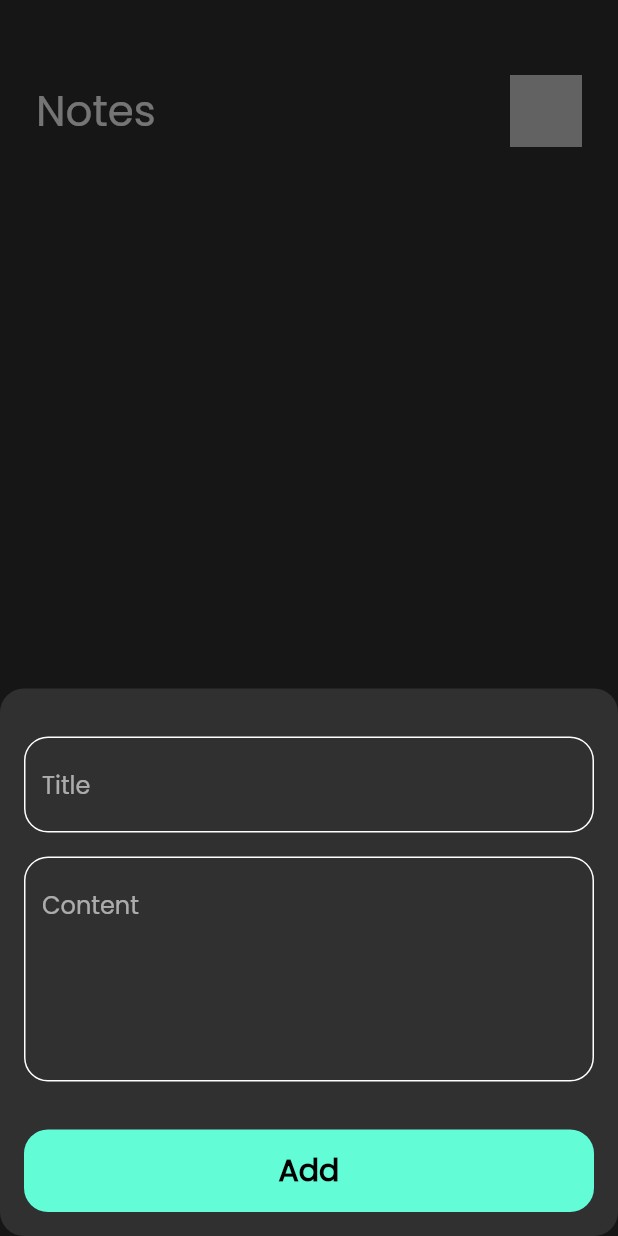
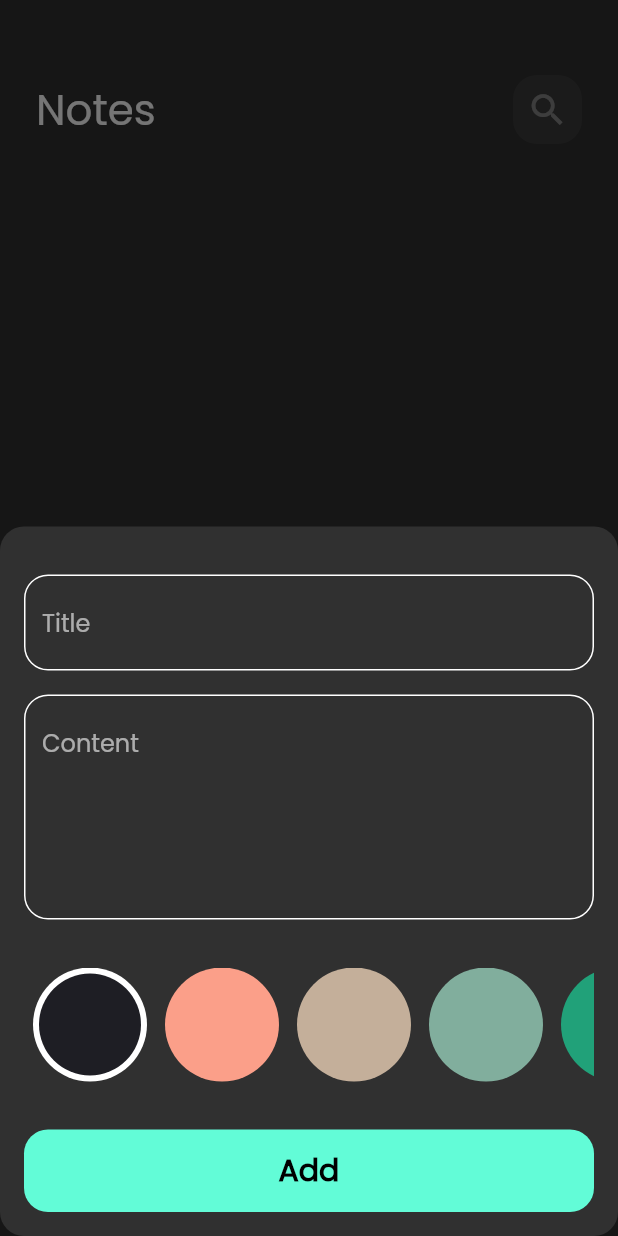
Before and after one commit to NadaAyman292/NoteApp, a Flutter app: the screen it shows after launch, after a tap on the "add" icon, on a phone screen of 412 x 824 dp. Run offline on Flutter 3.47's test engine with Material 2 defaults, Android fonts, the phone set to English and light mode, and no system bars; our stand-ins replace bloc, flutter_bloc, font_awesome_flutter, hive, hive_flutter, modal_progress_hud_nsn; accounts and stored records are empty.

Commit message:
update app

```diff
--- a/lib/constant.dart
+++ b/lib/constant.dart
@@ -2,3 +2,10 @@ import 'dart:ui';
 
 const kPrimaryColor = const Color(0xff62FCD7);
 const kNotesBox = "note_box";
+List<Color> kColors = const [
+  Color(0xff1E1E24),
+  Color(0xffFB9F89),
+  Color(0xffC4AF9A),
+  Color(0xff81AE9D),
+  Color(0xff21A179),
+];
--- a/lib/veiws/widgets/add_note_form.dart
+++ b/lib/veiws/widgets/add_note_form.dart
@@ -4,6 +4,7 @@ import 'package:notes_app/cubits/add_note_cubit/add_note_cubit.dart';
 import 'package:notes_app/models/note_model.dart';
 import 'package:intl/intl.dart';
 
+import 'color_list_view.dart';
 import 'custom_button.dart';
 import 'custom_text_feild.dart';
 
@@ -50,6 +51,10 @@ class _AddNoteFormState extends State<AddNoteForm> {
           const SizedBox(
             height: 32,
           ),
+          const ColorsListView(),
+          const SizedBox(
+            height: 32,
+          ),
           BlocBuilder<AddNoteCubit, AddNoteState>(
             builder: (context, state) {
               return CustomButton(
--- /dev/null
+++ b/lib/veiws/widgets/color_list_view.dart
@@ -0,0 +1,65 @@
+import 'package:flutter/material.dart';
+import 'package:flutter_bloc/flutter_bloc.dart';
+import 'package:notes_app/cubits/add_note_cubit/add_note_cubit.dart';
+
+import '../../constant.dart';
+
+class ColorItem extends StatelessWidget {
+  const ColorItem({super.key, required this.isActive, required this.color});
+  final bool isActive;
+  final Color color;
+
+  @override
+  Widget build(BuildContext context) {
+    return isActive
+        ? CircleAvatar(
+            backgroundColor: Colors.white,
+            radius: 38,
+            child: CircleAvatar(
+              radius: 34,
+              backgroundColor: color,
+            ),
+          )
+        : CircleAvatar(
+            radius: 38,
+            backgroundColor: color,
+          );
+  }
+}
+
+class ColorsListView extends StatefulWidget {
+  const ColorsListView({super.key});
+
+  @override
+  State<ColorsListView> createState() => _ColorsListViewState();
+}
+
+class _ColorsListViewState extends State<ColorsListView> {
+  int currentIndex = 0;
+
+  @override
+  Widget build(BuildContext context) {
+    return SizedBox(
+      height: 38 * 2,
+      child: ListView.builder(
+          scrollDirection: Axis.horizontal,
+          itemCount: kColors.length,
+          itemBuilder: (context, index) {
+            return GestureDetector(
+              onTap: () {
+                currentIndex = index;
+                BlocProvider.of<AddNoteCubit>(context).color = kColors[index];
+                setState(() {});
+              },
+              child: Padding(
+                padding: const EdgeInsets.symmetric(horizontal: 6),
+                child: ColorItem(
+                  color: kColors[index],
+                  isActive: currentIndex == index,
+                ),
+              ),
+            );
+          }),
+    );
+  }
+}
--- a/lib/veiws/widgets/custom_app_bar.dart
+++ b/lib/veiws/widgets/custom_app_bar.dart
@@ -1,12 +1,13 @@
 import 'package:flutter/material.dart';
 
-import 'custom_search_icon.dart';
+import 'custom_icon.dart';
 
 class CustomAppBar extends StatelessWidget {
-  const CustomAppBar({super.key, required this.title, required this.icon});
+  const CustomAppBar(
+      {super.key, required this.title, required this.icon, this.onPressed});
   final String title;
   final IconData icon;
-
+  final void Function()? onPressed;
   @override
   Widget build(BuildContext context) {
     return Row(
@@ -16,7 +17,8 @@ class CustomAppBar extends StatelessWidget {
           style: TextStyle(fontSize: 28),
         ),
         Spacer(),
-        CustomSearchIcon(
+        CustomIcon(
+          onPressed: onPressed,
           icon: icon,
         ),
       ],
--- a/lib/veiws/widgets/custom_icon.dart
+++ b/lib/veiws/widgets/custom_icon.dart
@@ -1,15 +1,19 @@
 import 'package:flutter/material.dart';
 
-class CustomSearchIcon extends StatelessWidget {
-  const CustomSearchIcon({super.key, required this.icon});
+class CustomIcon extends StatelessWidget {
+  const CustomIcon({super.key, required this.icon, this.onPressed});
   final IconData icon;
+  final void Function()? onPressed;
 
   @override
   Widget build(BuildContext context) {
     return Container(
-      child: Icon(
-        icon,
-        size: 28,
+      child: IconButton(
+        icon: Icon(
+          icon,
+          size: 28,
+        ),
+        onPressed: onPressed,
       ),
       height: 46,
       width: 46,
--- a/lib/veiws/widgets/custom_note_item.dart
+++ b/lib/veiws/widgets/custom_note_item.dart
@@ -14,7 +14,9 @@ class NoteItem extends StatelessWidget {
     return GestureDetector(
       onTap: () {
         Navigator.push(context, MaterialPageRoute(builder: (context) {
-          return const EditNoteView();
+          return EditNoteView(
+            note: note,
+          );
         }));
       },
       child: Container(
--- a/lib/veiws/widgets/custom_text_feild.dart
+++ b/lib/veiws/widgets/custom_text_feild.dart
@@ -5,14 +5,20 @@ import 'package:notes_app/constant.dart';
 
 class CustomTextFeild extends StatelessWidget {
   const CustomTextFeild(
-      {super.key, required this.hintText, this.maxlines = 1, this.onSaved});
+      {super.key,
+      required this.hintText,
+      this.maxlines = 1,
+      this.onSaved,
+      this.onChanged});
   final String hintText;
   final int maxlines;
   final void Function(String?)? onSaved;
+  final void Function(String)? onChanged;
 
   @override
   Widget build(BuildContext context) {
     return TextFormField(
+      onChanged: onChanged,
       onSaved: onSaved,
       validator: (value) {
         if (value?.isEmpty == true) {
```
Also changed, not shown: lib/veiws/edit_note_view.dart (+7 -3 lines), lib/veiws/widgets/edit_view_body.dart (+84 -6 lines).
